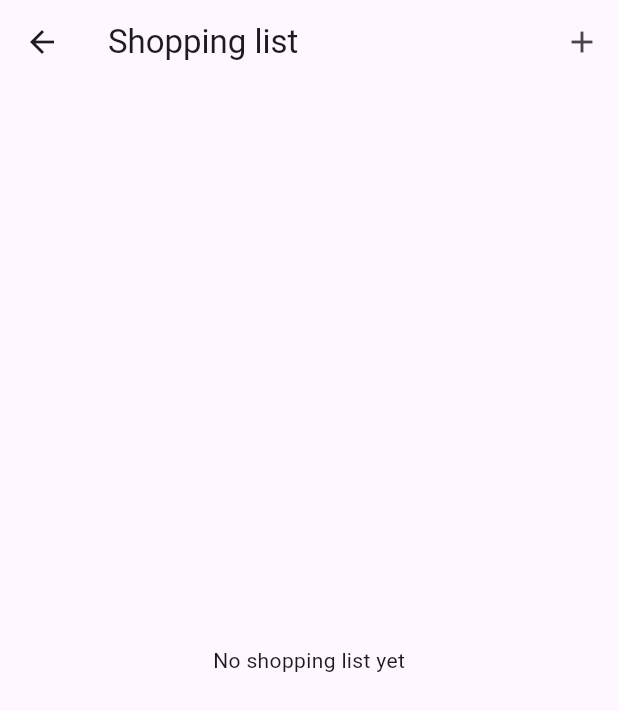
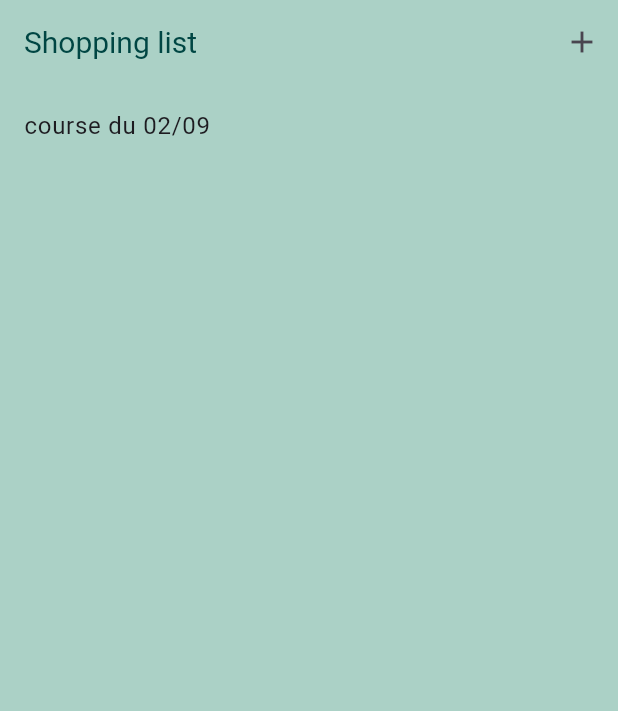
Before and after one commit to val-fcn/shopAI, a Flutter app: the HomeView screen opened directly, on a phone screen of 412 x 824 dp. Shown: the top 711 px of the screen. Run offline on Flutter 3.47's test engine with Material 3 defaults, Android fonts, the phone set to English and light mode, and no system bars.

Commit message:
add list & item

```diff
--- /dev/null
+++ b/lib/data/dummy_data.dart
@@ -0,0 +1,29 @@
+import 'package:shop_ai/models/grocery_item.dart';
+
+final groceryList = [
+  GroceryList(
+    items: [
+      GroceryItem(
+        name: 'beurre',
+        quantity: 1,
+        purchased: false,
+      ),
+      GroceryItem(
+        name: 'lait',
+        quantity: 6,
+        purchased: false,
+      ),
+      GroceryItem(
+        name: 'riz',
+        quantity: 2,
+        purchased: false,
+      ),
+      GroceryItem(
+        name: 'farine',
+        quantity: 1,
+        purchased: false,
+      ),
+    ],
+    name: 'course du 02/09',
+  )
+];
--- /dev/null
+++ b/lib/theme.dart
@@ -0,0 +1,39 @@
+import "package:flutter/material.dart";
+
+class AppTheme {
+  static const Color backgroundColor = Color(0xFFABD1C6);
+  static const Color headlineColor = Color(0xFF004643);
+  static const Color paragraphColor = Color(0xFF004643);
+  static const Color buttonColor = Color(0xFFF9BC60);
+  static const Color buttonTextColor = Color(0xFF001E1D);
+
+  static final ThemeData lightTheme = ThemeData(
+    brightness: Brightness.light,
+    primaryColor: backgroundColor,
+    scaffoldBackgroundColor: backgroundColor,
+    textTheme: const TextTheme(
+      displayLarge: TextStyle(
+        color: headlineColor,
+        fontSize: 24,
+        fontWeight: FontWeight.bold,
+      ),
+      bodyLarge: TextStyle(
+        color: paragraphColor,
+        fontSize: 16,
+      ),
+    ),
+    elevatedButtonTheme: ElevatedButtonThemeData(
+      style: ElevatedButton.styleFrom(
+        foregroundColor: buttonTextColor,
+        backgroundColor: buttonColor,
+      ),
+    ),
+    appBarTheme: const AppBarTheme(
+      backgroundColor: backgroundColor,
+      titleTextStyle: TextStyle(
+        color: headlineColor,
+        fontSize: 20,
+      ),
+    ),
+  );
+}
--- a/lib/view/home.dart
+++ b/lib/view/home.dart
@@ -1,5 +1,7 @@
 import 'package:flutter/material.dart';
-import 'package:shop_ai/env/view/add_list.dart';
+import 'package:shop_ai/data/dummy_data.dart';
+import 'package:shop_ai/view/add_list.dart';
+import 'package:shop_ai/view/list_details.dart';
 
 class HomeView extends StatelessWidget {
   const HomeView({super.key});
@@ -23,14 +25,21 @@
             ),
           ],
         ),
-      body: const Center(
-        child: Column(
-          mainAxisAlignment: MainAxisAlignment.center,
-          children: [
-            Text('No shopping list yet'),
-          ],
+        body: ListView.builder(
+          itemCount: groceryList.length,
+          itemBuilder: (context, index) => ListTile(
+            title: Text(groceryList[index].name),
+            onTap: () {
+              Navigator.push(
+                context,
+                MaterialPageRoute(
+                  builder: (context) => ListDetailsView(
+                    groceryList: groceryList[index],
                   ),
                 ),
               );
+            },
+          ),
+        ));
   }
 }
```
Also changed, not shown: lib/main.dart (+6 -5 lines), lib/models/grocery_item.dart (+7 -0 lines), lib/view/add_list.dart (+26 -13 lines), lib/view/list_details.dart (added, +44 -0 lines). Lines whose indentation alone changed are shown as unchanged.
